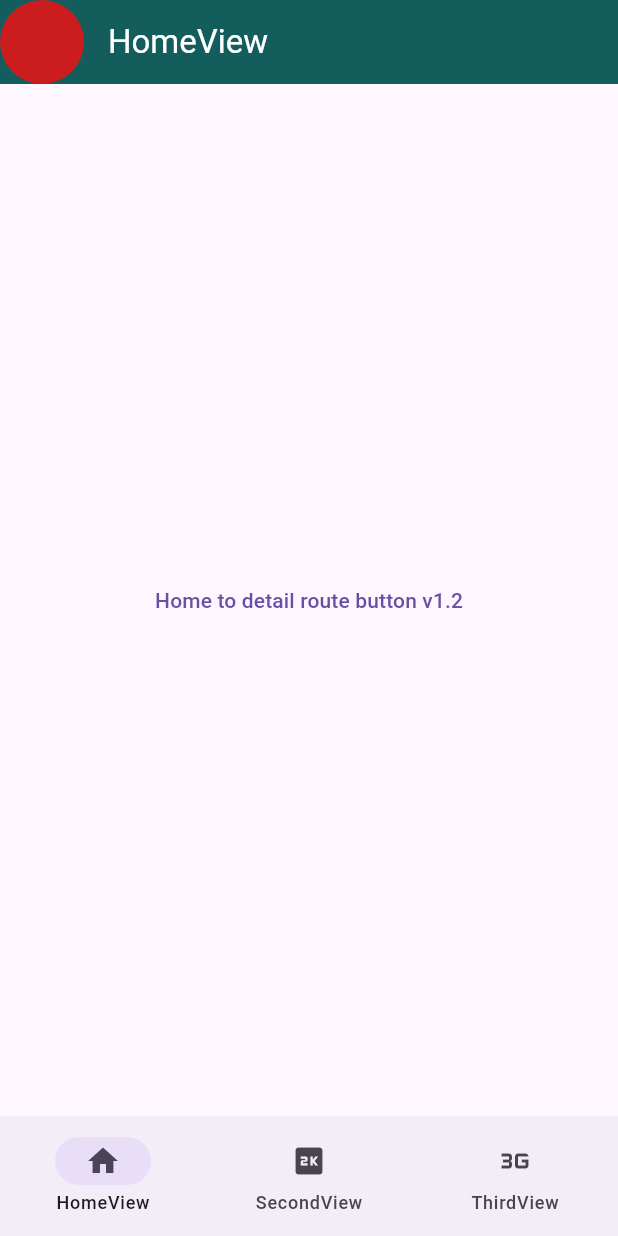
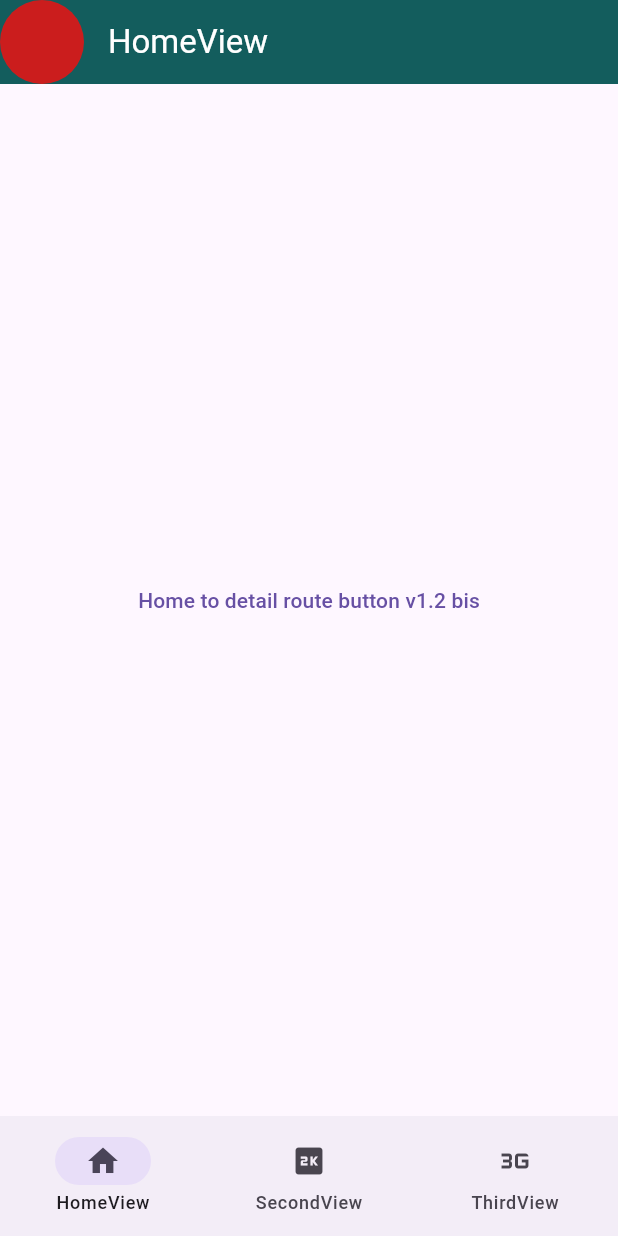
Before and after one commit to Slupshi/poc_navigation, a Flutter app: the screen it shows after launch, on a phone screen of 412 x 824 dp. Run offline on Flutter 3.47's test engine with Material 3 defaults, Android fonts, the light colour scheme and no system bars; our stand-ins replace go_router.

Commit message:
test tag 1.2

```diff
--- a/lib/screens/home_view.dart
+++ b/lib/screens/home_view.dart
@@ -12,7 +12,7 @@ class HomeView extends StatelessWidget {
       hasLeadingAvatar: true,
       body: Center(
         child: TextButton(
-          child: const Text("Home to detail route button v1.2"),
+          child: const Text("Home to detail route button v1.2 bis"),
           onPressed: () => const HomeDetailViewRouteData(id: 456).go(context),
         ),
       ),
```
